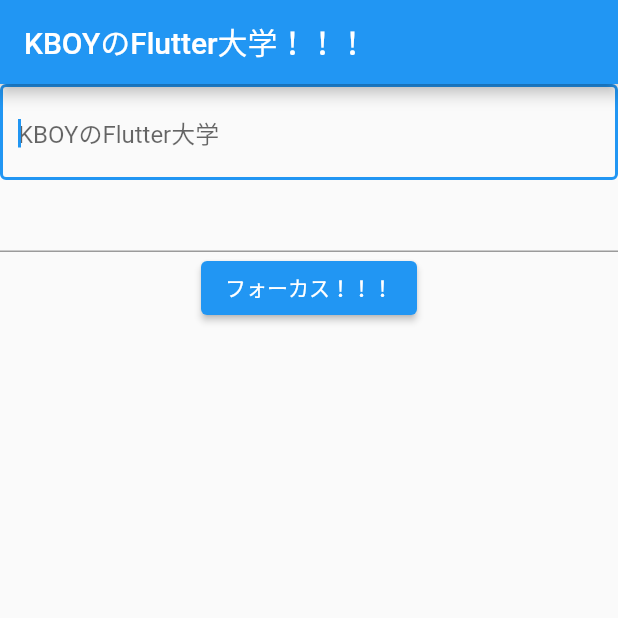
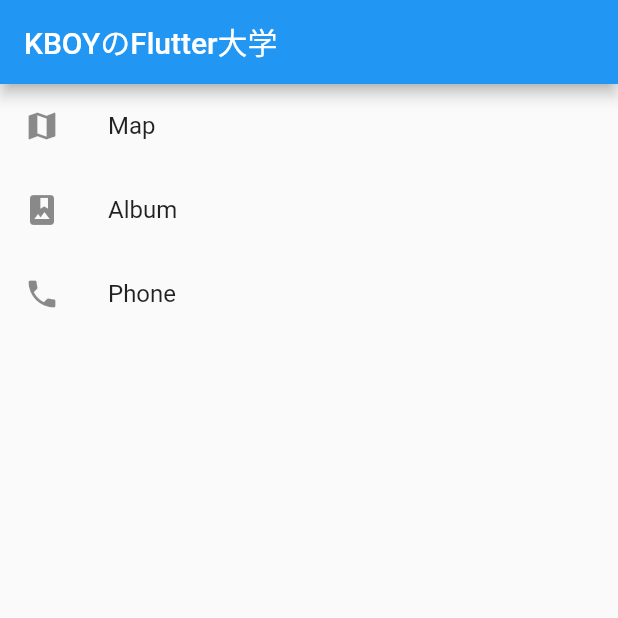
Before and after one commit to r-tamura51/FlutterPlactice, a Flutter app: the screen it shows after launch, on a phone screen of 412 x 824 dp, the top half of it. Run offline on Flutter 3.47's test engine with Material 2 defaults, Android fonts, the phone set to English and light mode, and no system bars.

Commit message:
あああ

```diff
--- a/lib/main.dart
+++ b/lib/main.dart
@@ -44,32 +44,25 @@ class _MyHomePageState extends State<MyHomePage> {
   Widget build(BuildContext context) {
     return Scaffold(
       appBar: AppBar(
-        title: Text('KBOYのFlutter大学！！！'),
+        title: Text('KBOYのFlutter大学'),
       ),
       body: Container(
         width: double.infinity,
-        child: Column(
-          children: [
-            TextField(
-              autofocus: true,
-              decoration: InputDecoration(
-                border: OutlineInputBorder(),
-                hintText: 'KBOYのFlutter大学',
-              ),
-              onChanged: (text){
-                print("First Text field: $text");
-              },
+        child: ListView(
+          children: <Widget>[
+            ListTile(
+              leading: Icon(Icons.map),
+              title: Text('Map'),
             ),
-            TextField(
-              focusNode: myFocusNode,
+            ListTile(
+              leading: Icon(Icons.photo_album),
+              title: Text('Album'),
             ),
-            ElevatedButton(
-              child: Text("フォーカス！！！"),
-              onPressed: (){
-                myFocusNode.requestFocus();
-                },
-                )
-                ],
+            ListTile(
+              leading: Icon(Icons.phone),
+              title: Text('Phone'),
+            ),
+          ],
         ),
       ),
     );
```
